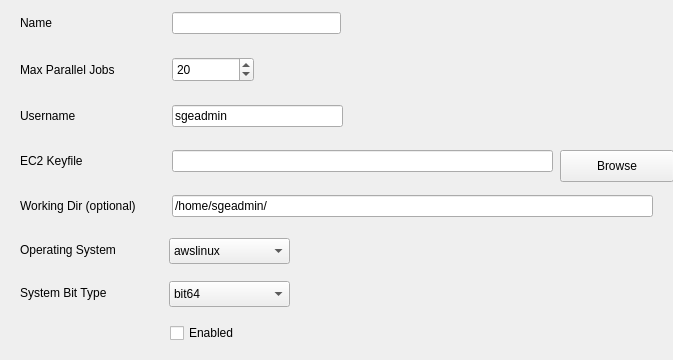
Old version of the form ec2grid.ui in the repository hallamlab/MetaPathwaysGUI.
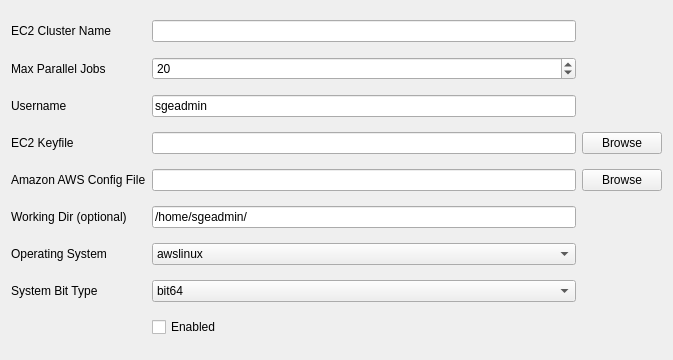
New version of the form.

Commit message: grid setups

Patch:
```diff
--- a/ec2grid.ui
+++ b/ec2grid.ui
@@ -13,247 +13,174 @@
   <property name="windowTitle">
    <string>Form</string>
   </property>
-  <widget class="QLabel" name="max_parallel_jobsLabel">
-   <property name="geometry">
-    <rect>
-     <x>20</x>
-     <y>57</y>
-     <width>140</width>
-     <height>25</height>
-    </rect>
-   </property>
-   <property name="text">
-    <string>Max Parallel Jobs</string>
-   </property>
-  </widget>
-  <widget class="QLabel" name="cluster_nameLabel">
-   <property name="geometry">
-    <rect>
-     <x>20</x>
-     <y>12</y>
-     <width>140</width>
-     <height>22</height>
-    </rect>
-   </property>
-   <property name="text">
-    <string>Name</string>
-   </property>
-  </widget>
-  <widget class="QLineEdit" name="cluster_name">
-   <property name="geometry">
-    <rect>
-     <x>172</x>
-     <y>12</y>
-     <width>169</width>
-     <height>22</height>
-    </rect>
-   </property>
-   <property name="readOnly">
-    <bool>true</bool>
-   </property>
-  </widget>
-  <widget class="QLineEdit" name="working_dir">
-   <property name="geometry">
-    <rect>
-     <x>172</x>
-     <y>195</y>
-     <width>481</width>
-     <height>22</height>
-    </rect>
-   </property>
-   <property name="text">
-    <string>/home/sgeadmin/</string>
-   </property>
-   <property name="readOnly">
-    <bool>true</bool>
-   </property>
-  </widget>
-  <widget class="QLabel" name="serverLabel">
-   <property name="geometry">
-    <rect>
-     <x>20</x>
-     <y>150</y>
-     <width>140</width>
-     <height>22</height>
-    </rect>
-   </property>
-   <property name="text">
-    <string>EC2 Keyfile</string>
-   </property>
-  </widget>
-  <widget class="QSpinBox" name="max_parallel_jobs">
-   <property name="geometry">
-    <rect>
-     <x>172</x>
-     <y>57</y>
-     <width>82</width>
-     <height>25</height>
-    </rect>
-   </property>
-   <property name="maximum">
-    <number>999</number>
-   </property>
-   <property name="value">
-    <number>20</number>
-   </property>
-  </widget>
-  <widget class="QComboBox" name="os">
-   <property name="geometry">
-    <rect>
-     <x>169</x>
-     <y>238</y>
-     <width>121</width>
-     <height>26</height>
-    </rect>
-   </property>
-   <item>
-    <property name="text">
-     <string>awslinux</string>
-    </property>
+  <layout class="QGridLayout" name="gridLayout">
+   <item row="3" column="0">
+    <widget class="QLabel" name="serverLabel">
+     <property name="text">
+      <string>EC2 Keyfile</string>
+     </property>
+    </widget>
    </item>
-   <item>
-    <property name="text">
-     <string>linux</string>
-    </property>
+   <item row="8" column="1">
+    <widget class="QComboBox" name="bit">
+     <item>
+      <property name="text">
+       <string>bit64</string>
+      </property>
+     </item>
+     <item>
+      <property name="text">
+       <string>bit32</string>
+      </property>
+     </item>
+    </widget>
    </item>
-   <item>
-    <property name="text">
-     <string>win</string>
-    </property>
+   <item row="8" column="0">
+    <widget class="QLabel" name="bitLabel">
+     <property name="text">
+      <string>System Bit Type</string>
+     </property>
+    </widget>
    </item>
-   <item>
-    <property name="text">
-     <string>mac</string>
-    </property>
+   <item row="2" column="1">
+    <widget class="QLineEdit" name="user">
+     <property name="text">
+      <string>sgeadmin</string>
+     </property>
+     <property name="readOnly">
+      <bool>false</bool>
+     </property>
+    </widget>
    </item>
-  </widget>
-  <widget class="QCheckBox" name="enabled">
-   <property name="geometry">
-    <rect>
-     <x>170</x>
-     <y>323</y>
-     <width>93</width>
-     <height>20</height>
-    </rect>
-   </property>
-   <property name="text">
-    <string>Enabled</string>
-   </property>
-  </widget>
-  <widget class="QLabel" name="usernameLabel">
-   <property name="geometry">
-    <rect>
-     <x>20</x>
-     <y>105</y>
-     <width>140</width>
-     <height>22</height>
-    </rect>
-   </property>
-   <property name="text">
-    <string>Username</string>
-   </property>
-  </widget>
-  <widget class="QLineEdit" name="keyfile">
-   <property name="geometry">
-    <rect>
-     <x>172</x>
-     <y>150</y>
-     <width>381</width>
-     <height>22</height>
-    </rect>
-   </property>
-   <property name="readOnly">
-    <bool>true</bool>
-   </property>
-  </widget>
-  <widget class="QLineEdit" name="username">
-   <property name="geometry">
-    <rect>
-     <x>172</x>
-     <y>105</y>
-     <width>171</width>
-     <height>22</height>
-    </rect>
-   </property>
-   <property name="text">
-    <string>sgeadmin</string>
-   </property>
-   <property name="readOnly">
-    <bool>true</bool>
-   </property>
-  </widget>
-  <widget class="QComboBox" name="bit">
-   <property name="geometry">
-    <rect>
-     <x>169</x>
-     <y>281</y>
-     <width>121</width>
-     <height>26</height>
-    </rect>
-   </property>
-   <item>
-    <property name="text">
-     <string>bit64</string>
-    </property>
+   <item row="6" column="0">
+    <widget class="QLabel" name="working_dirLabel">
+     <property name="text">
+      <string>Working Dir (optional)</string>
+     </property>
+    </widget>
    </item>
-   <item>
-    <property name="text">
-     <string>bit32</string>
-    </property>
+   <item row="5" column="1">
+    <widget class="QLineEdit" name="amazon_aws_config">
+     <property name="readOnly">
+      <bool>false</bool>
+     </property>
+    </widget>
    </item>
-  </widget>
-  <widget class="QLabel" name="bitLabel">
-   <property name="geometry">
-    <rect>
-     <x>20</x>
-     <y>283</y>
-     <width>140</width>
-     <height>20</height>
-    </rect>
-   </property>
-   <property name="text">
-    <string>System Bit Type</string>
-   </property>
-  </widget>
-  <widget class="QLabel" name="working_dirLabel">
-   <property name="geometry">
-    <rect>
-     <x>20</x>
-     <y>195</y>
-     <width>140</width>
-     <height>22</height>
-    </rect>
-   </property>
-   <property name="text">
-    <string>Working Dir (optional)</string>
-   </property>
-  </widget>
-  <widget class="QLabel" name="osLabel">
-   <property name="geometry">
-    <rect>
-     <x>20</x>
-     <y>240</y>
-     <width>140</width>
-     <height>20</height>
-    </rect>
-   </property>
-   <property name="text">
-    <string>Operating System</string>
-   </property>
-  </widget>
-  <widget class="QPushButton" name="keyFileBrowse">
-   <property name="geometry">
-    <rect>
-     <x>560</x>
-     <y>150</y>
-     <width>114</width>
-     <height>32</height>
-    </rect>
-   </property>
-   <property name="text">
-    <string>Browse</string>
-   </property>
-  </widget>
+   <item row="2" column="0">
+    <widget class="QLabel" name="userLabel">
+     <property name="text">
+      <string>Username</string>
+     </property>
+    </widget>
+   </item>
+   <item row="0" column="1">
+    <widget class="QLineEdit" name="cluster_name">
+     <property name="readOnly">
+      <bool>false</bool>
+     </property>
+    </widget>
+   </item>
+   <item row="7" column="0">
+    <widget class="QLabel" name="osLabel">
+     <property name="text">
+      <string>Operating System</string>
+     </property>
+    </widget>
+   </item>
+   <item row="1" column="1">
+    <widget class="QSpinBox" name="max_parallel_jobs">
+     <property name="maximum">
+      <number>999</number>
+     </property>
+     <property name="value">
+      <number>20</number>
+     </property>
+    </widget>
+   </item>
+   <item row="1" column="0">
+    <widget class="QLabel" name="max_parallel_jobsLabel">
+     <property name="text">
+      <string>Max Parallel Jobs</string>
+     </property>
+    </widget>
+   </item>
+   <item row="5" column="0">
+    <widget class="QLabel" name="awsConfigLabel">
+     <property name="text">
+      <string>Amazon AWS Config File</string>
+     </property>
+    </widget>
+   </item>
+   <item row="6" column="1">
+    <widget class="QLineEdit" name="working_directory">
+     <property name="text">
+      <string>/home/sgeadmin/</string>
+     </property>
+     <property name="readOnly">
+      <bool>false</bool>
+     </property>
+    </widget>
+   </item>
+   <item row="3" column="1">
+    <widget class="QLineEdit" name="keyfile">
+     <property name="readOnly">
+      <bool>false</bool>
+     </property>
+    </widget>
+   </item>
+   <item row="0" column="0">
+    <widget class="QLabel" name="cluster_nameLabel">
+     <property name="text">
+      <string>EC2 Cluster Name</string>
+     </property>
+    </widget>
+   </item>
+   <item row="3" column="2">
+    <widget class="QPushButton" name="keyFileButton">
+     <property name="text">
+      <string>Browse</string>
+     </property>
+    </widget>
+   </item>
+   <item row="7" column="1">
+    <widget class="QComboBox" name="os">
+     <item>
+      <property name="text">
+       <string>awslinux</string>
+      </property>
+     </item>
+     <item>
+      <property name="text">
+       <string>linux</string>
+      </property>
+     </item>
+     <item>
+      <property name="text">
+       <string>win</string>
+      </property>
+     </item>
+     <item>
+      <property name="text">
+       <string>mac</string>
+      </property>
+     </item>
+    </widget>
+   </item>
+   <item row="9" column="1">
+    <widget class="QCheckBox" name="enabled">
+     <property name="text">
+      <string>Enabled</string>
+     </property>
+    </widget>
+   </item>
+   <item row="5" column="2">
+    <widget class="QPushButton" name="amazon_aws_configButton">
+     <property name="text">
+      <string>Browse</string>
+     </property>
+    </widget>
+   </item>
+  </layout>
  </widget>
  <resources/>
  <connections/>
```
The commit also changes 16 other files.
